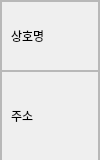
Qt form code/ui/rec_item.ui (EON-DC/gwd_travel_planner) before a commit.
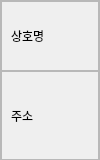
The same form after that commit.

Commit message: 버튼 기능, 저장 기능 로직 구현

Patch:
```diff
--- a/code/ui/rec_item.ui
+++ b/code/ui/rec_item.ui
@@ -31,15 +31,27 @@
   <property name="windowTitle">
    <string>Form</string>
   </property>
+  <property name="styleSheet">
+   <string notr="true"/>
+  </property>
+  <layout class="QVBoxLayout" name="verticalLayout">
+   <property name="spacing">
+    <number>0</number>
+   </property>
+   <property name="leftMargin">
+    <number>0</number>
+   </property>
+   <property name="topMargin">
+    <number>0</number>
+   </property>
+   <property name="rightMargin">
+    <number>0</number>
+   </property>
+   <property name="bottomMargin">
+    <number>0</number>
+   </property>
+   <item>
   <widget class="QFrame" name="frame_33">
-   <property name="geometry">
-    <rect>
-     <x>0</x>
-     <y>0</y>
-     <width>100</width>
-     <height>162</height>
-    </rect>
-   </property>
    <property name="minimumSize">
     <size>
      <width>100</width>
@@ -178,6 +190,8 @@
     </item>
    </layout>
   </widget>
+   </item>
+  </layout>
  </widget>
  <resources/>
  <connections/>
```
Left out of the diff: 4 changed lines with no effect on the pictures. Lines whose indentation alone changed are shown as unchanged. The commit also changes 7 other files.
